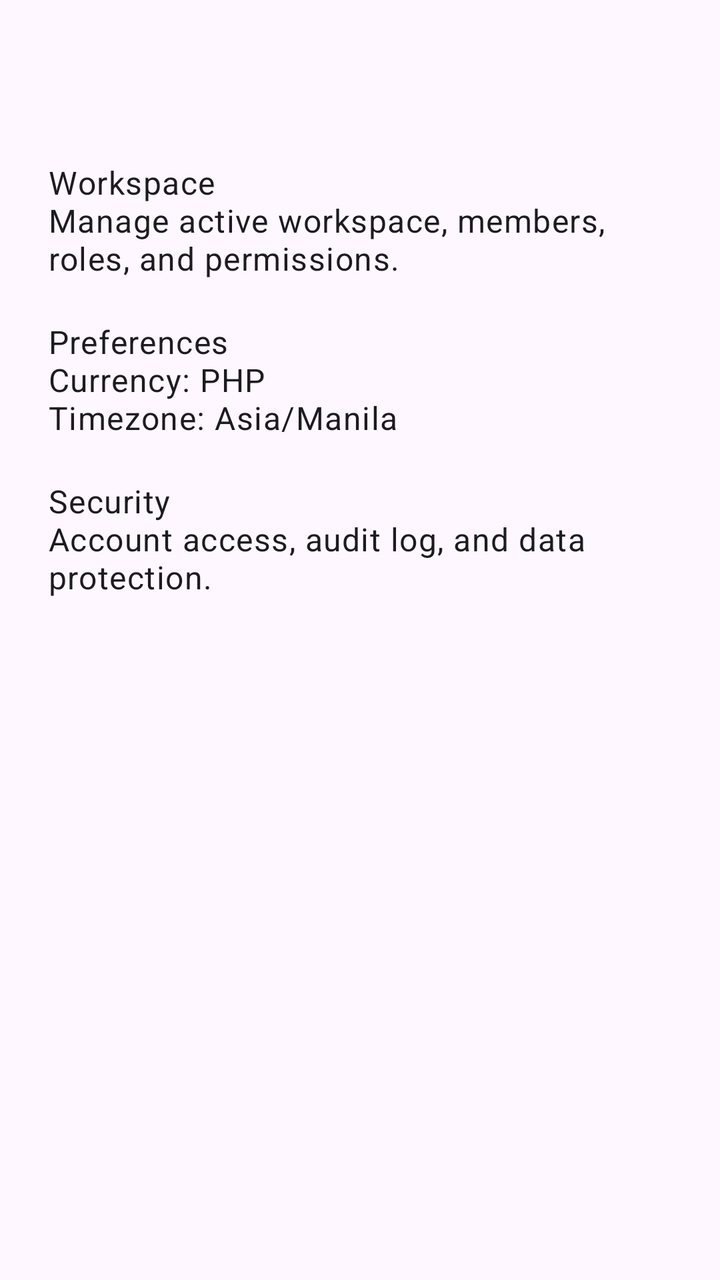
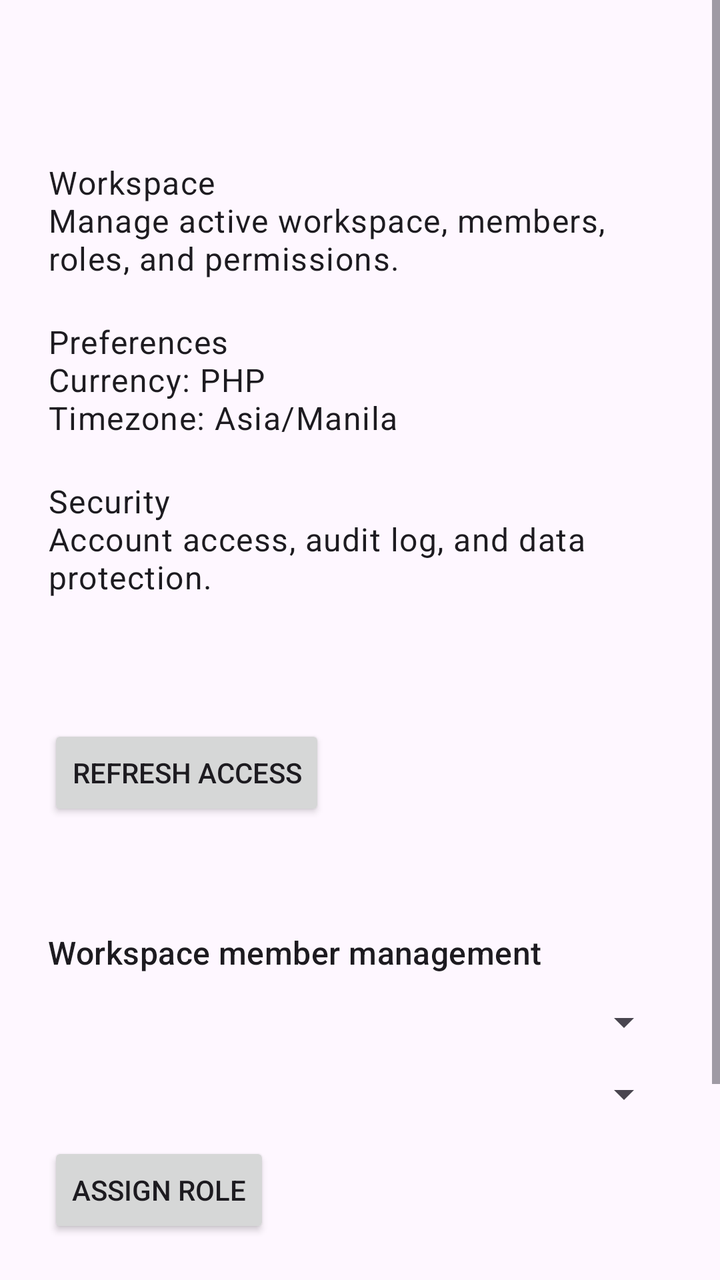

Before-and-after screenshots of an Android layout around one commit, followed by the original layout XML and the change that was made.
<!-- AndroidManifest.xml: application theme AppTheme -->
<!-- res/layout/fragment_settings.xml -->
<?xml version="1.0" encoding="utf-8"?>

<ScrollView xmlns:android="http://schemas.android.com/apk/res/android"
    android:layout_width="match_parent"
    android:layout_height="match_parent">

    <LinearLayout
        android:layout_width="match_parent"
        android:layout_height="wrap_content"
        android:orientation="vertical"
        android:padding="24dp">

        <TextView
            android:id="@+id/settings_title"
            android:layout_width="wrap_content"
            android:layout_height="wrap_content"
            android:textAppearance="?attr/textAppearanceHeadlineSmall"
            android:textStyle="bold" />

        <TextView
            android:layout_width="match_parent"
            android:layout_height="wrap_content"
            android:layout_marginTop="24dp"
            android:text="Workspace\nManage active workspace, members, roles, and permissions."
            android:textAppearance="?attr/textAppearanceBodyLarge" />

        <TextView
            android:layout_width="match_parent"
            android:layout_height="wrap_content"
            android:layout_marginTop="20dp"
            android:text="Preferences\nCurrency: PHP\nTimezone: Asia/Manila"
            android:textAppearance="?attr/textAppearanceBodyLarge" />

        <TextView
            android:layout_width="match_parent"
            android:layout_height="wrap_content"
            android:layout_marginTop="20dp"
            android:text="Security\nAccount access, audit log, and data protection."
            android:textAppearance="?attr/textAppearanceBodyLarge" />

        <TextView
            android:id="@+id/settings_status"
            android:layout_width="match_parent"
            android:layout_height="wrap_content"
            android:layout_marginTop="24dp"
            android:textAppearance="?attr/textAppearanceBodyMedium"
            android:textStyle="italic" />

        <TextView
            android:id="@+id/settings_details"
            android:layout_width="match_parent"
            android:layout_height="wrap_content"
            android:layout_marginTop="12dp"
            android:textAppearance="?attr/textAppearanceBodyMedium" />

    </LinearLayout>
</ScrollView>
<!-- resources referenced by this layout -->
<resources>
  <style name="AppTheme" parent="Base.AppTheme" />
  <style name="Base.AppTheme" parent="Theme.Material3.DayNight.NoActionBar">
      
      
    </style>
</resources>

<!-- the commit's change to res/layout/fragment_settings.xml (unified diff, before → after) -->
@@ -46,6 +46,13 @@
             android:textAppearance="?attr/textAppearanceBodyMedium"
             android:textStyle="italic" />
 
+        <Button
+            android:id="@+id/settings_refresh_button"
+            android:layout_width="wrap_content"
+            android:layout_height="wrap_content"
+            android:layout_marginTop="20dp"
+            android:text="Refresh access" />
+
         <TextView
             android:id="@+id/settings_details"
             android:layout_width="match_parent"
@@ -53,5 +60,51 @@
             android:layout_marginTop="12dp"
             android:textAppearance="?attr/textAppearanceBodyMedium" />
 
+        <TextView
+            android:layout_width="match_parent"
+            android:layout_height="wrap_content"
+            android:layout_marginTop="24dp"
+            android:text="Workspace member management"
+            android:textAppearance="?attr/textAppearanceTitleMedium" />
+
+        <Spinner
+            android:id="@+id/settings_member_spinner"
+            android:layout_width="match_parent"
+            android:layout_height="wrap_content"
+            android:layout_marginTop="12dp" />
+
+        <Spinner
+            android:id="@+id/settings_role_spinner"
+            android:layout_width="match_parent"
+            android:layout_height="wrap_content"
+            android:layout_marginTop="12dp" />
+
+        <Button
+            android:id="@+id/settings_assign_role_button"
+            android:layout_width="wrap_content"
+            android:layout_height="wrap_content"
+            android:layout_marginTop="12dp"
+            android:text="Assign role" />
+
+        <TextView
+            android:layout_width="match_parent"
+            android:layout_height="wrap_content"
+            android:layout_marginTop="24dp"
+            android:text="Role permissions"
+            android:textAppearance="?attr/textAppearanceTitleMedium" />
+
+        <Spinner
+            android:id="@+id/settings_permission_role_spinner"
+            android:layout_width="match_parent"
+            android:layout_height="wrap_content"
+            android:layout_marginTop="12dp" />
+
+        <TextView
+            android:id="@+id/settings_permission_summary"
+            android:layout_width="match_parent"
+            android:layout_height="wrap_content"
+            android:layout_marginTop="12dp"
+            android:textAppearance="?attr/textAppearanceBodyMedium" />
+
     </LinearLayout>
 </ScrollView>
